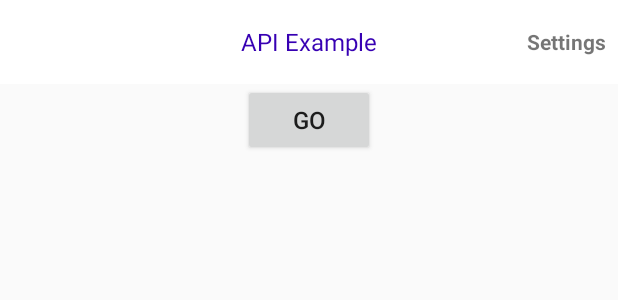
After one commit to winskyan/Agora-AITest, an Android app: the layout activity_test.xml on its own in the app's theme, with its tools: preview values and no code run, on a phone screen of 412 x 824 dp. The commit adds this screen. Shown: the top 300 px of the screen. Run offline under Robolectric (Android 15) with nearby library versions, the phone set to English and light mode, and no system bars.

Commit message:
add test for rtm

```diff
--- a/app/src/main/AndroidManifest.xml
+++ b/app/src/main/AndroidManifest.xml
@@ -21,6 +21,7 @@
         android:fullBackupContent="@xml/backup_rules"
         android:icon="@mipmap/ic_launcher"
         android:label="@string/app_name"
+        android:persistent="false"
         android:roundIcon="@mipmap/ic_launcher_round"
         android:supportsRtl="true"
         android:theme="@style/Theme.AITest"
@@ -28,6 +29,11 @@
 
         <activity
             android:name=".ui.MainActivity"
+            android:exported="true"
+            android:windowSoftInputMode="adjustResize" />
+
+        <activity
+            android:name=".ui.TestActivity"
             android:exported="true"
             android:windowSoftInputMode="adjustResize">
             <intent-filter>
--- /dev/null
+++ b/app/src/main/res/layout/activity_test.xml
@@ -0,0 +1,47 @@
+<?xml version="1.0" encoding="utf-8"?>
+<androidx.constraintlayout.widget.ConstraintLayout xmlns:android="http://schemas.android.com/apk/res/android"
+    xmlns:app="http://schemas.android.com/apk/res-auto"
+    android:layout_width="match_parent"
+    android:layout_height="match_parent">
+
+    <androidx.appcompat.widget.Toolbar
+        android:id="@+id/toolbar"
+        android:layout_width="match_parent"
+        android:layout_height="?attr/actionBarSize"
+        android:background="@color/white"
+        app:layout_constraintEnd_toEndOf="parent"
+        app:layout_constraintStart_toStartOf="parent"
+        app:layout_constraintTop_toTopOf="parent"
+        app:popupTheme="@style/ThemeOverlay.AppCompat.Light">
+
+        <TextView
+            android:id="@+id/toolbar_title"
+            android:layout_width="wrap_content"
+            android:layout_height="wrap_content"
+            android:layout_gravity="center"
+            android:text="@string/app_name"
+            android:textColor="@color/purple_700"
+            android:textSize="16sp" />
+
+        <TextView
+            android:id="@+id/toolbar_setting"
+            android:layout_width="wrap_content"
+            android:layout_height="match_parent"
+            android:layout_gravity="end"
+            android:layout_marginEnd="8dp"
+            android:gravity="center"
+            android:text="@string/settings"
+            android:textSize="14sp"
+            android:textStyle="bold" />
+    </androidx.appcompat.widget.Toolbar>
+
+    <Button
+        android:id="@+id/btn_join"
+        android:layout_width="wrap_content"
+        android:layout_height="wrap_content"
+        android:text="@string/go"
+        app:layout_constraintEnd_toEndOf="parent"
+        app:layout_constraintStart_toStartOf="parent"
+        app:layout_constraintTop_toBottomOf="@id/toolbar" />
+
+</androidx.constraintlayout.widget.ConstraintLayout>
--- a/app/src/main/res/values/strings.xml
+++ b/app/src/main/res/values/strings.xml
@@ -38,4 +38,5 @@
     <string name="app_certificate">APP CERTIFICATE</string>
     <string name="manual_input">Manual Input</string>
     <string name="select_app_id">Select App ID</string>
+    <string name="go">GO</string>
 </resources>
--- a/gradle/libs.versions.toml
+++ b/gradle/libs.versions.toml
@@ -11,7 +11,7 @@ easypermissions = "3.0.0"
 xpopup = "2.7.5"
 agora-authentication = "2.0.0"
 agora-rtc = "4.5.1.231.WPS"
-agora-rtm = "2.2.2"
+agora-rtm = "2.2.4.1"
 commons-codec = "1.16.0"
 maas = "0.1"
 gson = "2.8.8"
@@ -30,7 +30,7 @@ commons-codec = { group = "commons-codec", name = "commons-codec", version.ref =
 agora-authentication = { group = "io.agora", name = "authentication", version.ref = "agora-authentication" }
 agora-rtc = { group = "io.agora.rtc", name = "agora-special-full", version.ref = "agora-rtc" }
 gson = { group = "com.google.code.gson", name = "gson", version.ref = "gson" }
-agora-rtm = { group = "io.agora", name = "agora-rtm", version.ref = "agora-rtm" }
+agora-rtm = { group = "io.agora", name = "agora-rtm-special-lite", version.ref = "agora-rtm" }
 mmkv = { group = "com.tencent", name = "mmkv-static", version.ref = "mmkv" }
 
 [plugins]
--- a/maas/build.gradle.kts
+++ b/maas/build.gradle.kts
@@ -39,13 +39,13 @@ android {
 }
 
 dependencies {
-    //implementation(fileTree(mapOf("dir" to "libs", "include" to listOf("*.jar"))))
+    implementation(fileTree(mapOf("dir" to "libs", "include" to listOf("*.jar"))))
     implementation(libs.androidx.core.ktx)
     implementation(libs.androidx.appcompat)
     implementation(libs.material)
     testImplementation(libs.junit)
     androidTestImplementation(libs.androidx.junit)
     androidTestImplementation(libs.androidx.espresso.core)
-    implementation(libs.agora.rtc)
+    //implementation(libs.agora.rtc)
     implementation(libs.agora.rtm)
 }
```
Also changed, not shown: app/src/main/java/io/agora/ai/test/ui/MyApp.kt (+44 -0 lines), app/src/main/java/io/agora/ai/test/ui/TestActivity.kt (added, +134 -0 lines), maas/src/main/java/io/agora/ai/test/maas/internal/rtm/RtmManager.bak.kt (added, +363 -0 lines), maas/src/main/java/io/agora/ai/test/maas/internal/rtm/RtmManager.kt (+3 -0 lines), 1 other file.
